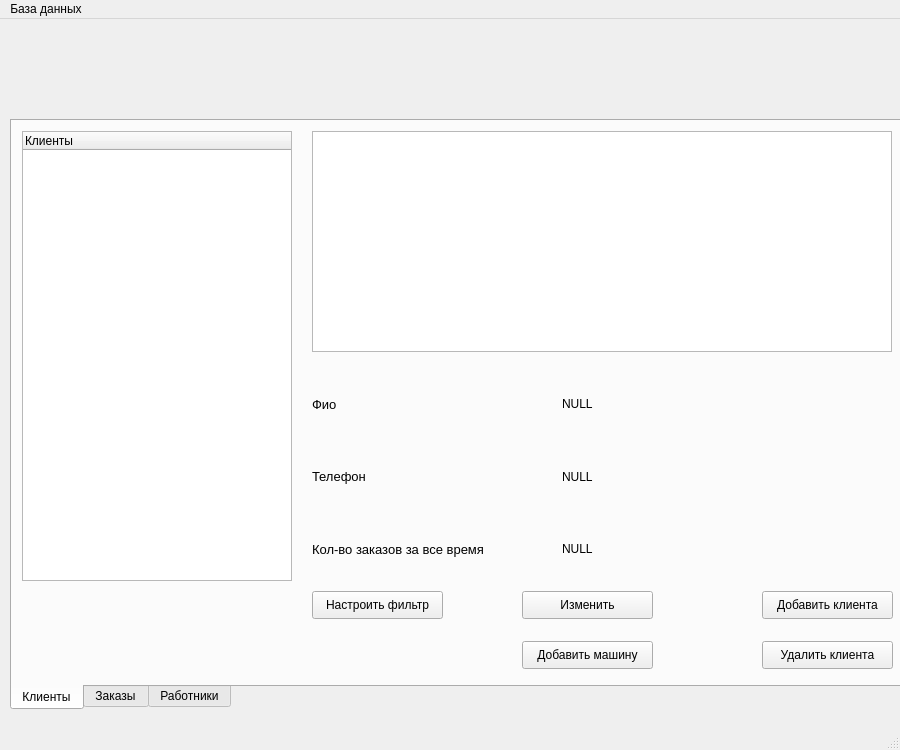
Above: ui/mainwin.ui from Tr0ub1e/Izbushka before the change. Below: the same form after it.
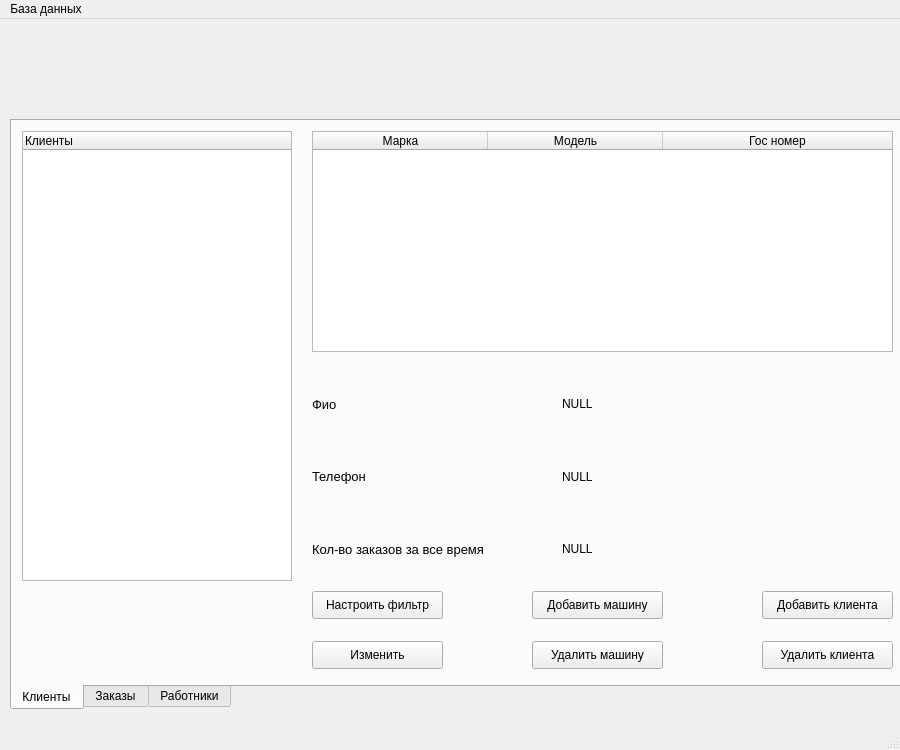
That is the form after the change. The open tabs and pages were chosen to show the change.

Commit message: clients upd

```diff
--- a/ui/mainwin.ui
+++ b/ui/mainwin.ui
@@ -42,37 +42,6 @@
      <attribute name="title">
       <string>Клиенты</string>
      </attribute>
-     <widget class="QTreeWidget" name="clientTable">
-      <property name="geometry">
-       <rect>
-        <x>300</x>
-        <y>10</y>
-        <width>580</width>
-        <height>221</height>
-       </rect>
-      </property>
-      <property name="sizeAdjustPolicy">
-       <enum>QAbstractScrollArea::AdjustToContents</enum>
-      </property>
-      <attribute name="headerVisible">
-       <bool>false</bool>
-      </attribute>
-      <column>
-       <property name="text">
-        <string>Марка</string>
-       </property>
-      </column>
-      <column>
-       <property name="text">
-        <string>Модель</string>
-       </property>
-      </column>
-      <column>
-       <property name="text">
-        <string>Гос номер</string>
-       </property>
-      </column>
-     </widget>
      <widget class="QTreeWidget" name="clientTree">
       <property name="geometry">
        <rect>
@@ -231,8 +200,8 @@
      <widget class="QPushButton" name="changeCust">
       <property name="geometry">
        <rect>
-        <x>510</x>
-        <y>470</y>
+        <x>300</x>
+        <y>520</y>
         <width>131</width>
         <height>28</height>
        </rect>
@@ -244,8 +213,8 @@
      <widget class="QPushButton" name="addCar">
       <property name="geometry">
        <rect>
-        <x>510</x>
-        <y>520</y>
+        <x>520</x>
+        <y>470</y>
         <width>131</width>
         <height>28</height>
        </rect>
@@ -254,6 +223,71 @@
        <string>Добавить машину</string>
       </property>
      </widget>
+     <widget class="QTableWidget" name="clientTable">
+      <property name="geometry">
+       <rect>
+        <x>300</x>
+        <y>10</y>
+        <width>581</width>
+        <height>221</height>
+       </rect>
+      </property>
+      <property name="sizeAdjustPolicy">
+       <enum>QAbstractScrollArea::AdjustToContentsOnFirstShow</enum>
+      </property>
+      <property name="gridStyle">
+       <enum>Qt::SolidLine</enum>
+      </property>
+      <property name="sortingEnabled">
+       <bool>true</bool>
+      </property>
+      <attribute name="horizontalHeaderCascadingSectionResizes">
+       <bool>false</bool>
+      </attribute>
+      <attribute name="horizontalHeaderDefaultSectionSize">
+       <number>175</number>
+      </attribute>
+      <attribute name="horizontalHeaderShowSortIndicator" stdset="0">
+       <bool>true</bool>
+      </attribute>
+      <attribute name="horizontalHeaderStretchLastSection">
+       <bool>true</bool>
+      </attribute>
+      <attribute name="verticalHeaderShowSortIndicator" stdset="0">
+       <bool>false</bool>
+      </attribute>
+      <attribute name="verticalHeaderStretchLastSection">
+       <bool>false</bool>
+      </attribute>
+      <column>
+       <property name="text">
+        <string>Марка</string>
+       </property>
+      </column>
+      <column>
+       <property name="text">
+        <string>Модель</string>
+       </property>
+      </column>
+      <column>
+       <property name="text">
+        <string>Гос номер</string>
+       </property>
+      </column>
+     </widget>
+     <widget class="QPushButton" name="delCar">
+      <property name="geometry">
+       <rect>
+        <x>520</x>
+        <y>520</y>
+        <width>131</width>
+        <height>28</height>
+       </rect>
+      </property>
+      <property name="text">
+       <string>Удалить машину</string>
+      </property>
+     </widget>
     </widget>
     <widget class="QWidget" name="tab">
      <attribute name="title">
```
Left out of the diff: 14 changed lines with no effect on the pictures. The commit also changes 10 other files.
